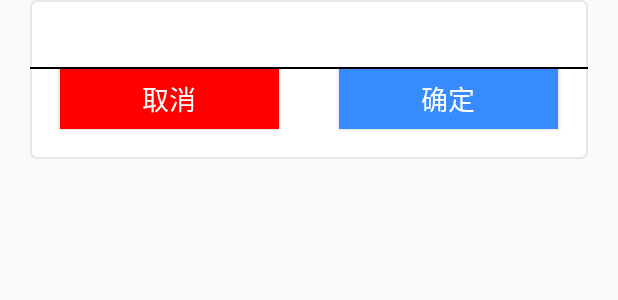
After one commit to mySinger/ywt-zwz, an Android app: the layout dialog_base.xml on its own in the app's theme, with its tools: preview values and no code run, on a phone screen of 412 x 824 dp. The commit adds this screen. Shown: the top 300 px of the screen. Run offline under Robolectric (Android 15) with nearby library versions, the phone set to English and light mode, and no system bars.

Commit message:
优化电子商城模块

```diff
--- a/Ywt-gkzx/app/src/main/java/com/gkzxhn/ywt_gkzx/activity/BuyCarActivity.java
+++ b/Ywt-gkzx/app/src/main/java/com/gkzxhn/ywt_gkzx/activity/BuyCarActivity.java
@@ -49,6 +49,7 @@ public class BuyCarActivity extends Activity implements View.OnClickListener {
         Drawable drawableClear = getResources().getDrawable(clearbuycar);
         drawableClear.setBounds(0, 0, 50, 50);
         tvClear.setCompoundDrawables(drawableClear, null, null, null);
+
         //拿到购物车详情页的结算按钮对象
         settlementBtn = (Button) findViewById(R.id.settlementBtn);
         settlementBtn.setOnClickListener(this);
@@ -83,7 +84,7 @@ public class BuyCarActivity extends Activity implements View.OnClickListener {
                 String tMoney = (String) money.getText();
 
                 //在这里做判断，如果商品合计为零，则不会跳转到结算页面。
-                if (tMoney.equals("0.00")) {
+                if (tMoney.equals("0.00")||tMoney.equals("0.0")) {
                     AlertDialog.Builder builder = new AlertDialog.Builder(BuyCarActivity.this);
                     builder.setTitle("温馨提示！")
                             .setMessage("购物车为空，请前往网上商城选购您所需的商品。")
--- a/Ywt-gkzx/app/src/main/java/com/gkzxhn/ywt_gkzx/main/MainActivity.java
+++ b/Ywt-gkzx/app/src/main/java/com/gkzxhn/ywt_gkzx/main/MainActivity.java
@@ -198,7 +198,7 @@ public class MainActivity extends Activity implements View.OnClickListener, Comp
             case R.id.buycar:
                 //购物车为空则弹出相应提示。
                 if (buyCar_num.getText().equals("0")) {
-                    Toast.makeText(MainActivity.this,"购物车为空！",Toast.LENGTH_SHORT).show();
+                    Toast.makeText(MainActivity.this, "购物车为空！", Toast.LENGTH_SHORT).show();
                 } else {
                     //跳转至购物车内容详情页面
                     Intent intent_buyCar = new Intent(MainActivity.this, BuyCarActivity.class);
@@ -225,6 +225,7 @@ public class MainActivity extends Activity implements View.OnClickListener, Comp
         switch (resultCode) {
             case 1:
                 buyCar_num.setText("0");
+                buyCar_num.setVisibility(View.GONE);
                 buyCar_money.setText("0.00");
 
                 databaseHelper = new DatabaseHelper(this);
@@ -240,6 +241,9 @@ public class MainActivity extends Activity implements View.OnClickListener, Comp
                 String number = dataBuyCar.getString("number");
 
                 buyCar_num.setText(number);
+                if (number.equals("0")) {
+                    buyCar_num.setVisibility(View.GONE);
+                }
                 buyCar_money.setText(money);
                 //从购物车详情页重新返回电子商城界面后，重新加载商品信息，与购物车详情页同步更新
                 databaseHelper = new DatabaseHelper(this);
--- /dev/null
+++ b/Ywt-gkzx/app/src/main/res/drawable/bg_base_dialog.xml
@@ -0,0 +1,9 @@
+<?xml version="1.0" encoding="utf-8"?>
+<shape xmlns:android="http://schemas.android.com/apk/res/android"
+    android:shape="rectangle">
+    <corners android:radius="4dp" />
+    <solid android:color="@android:color/white" />
+    <stroke
+        android:width="1dp"
+        android:color="#e5e7ea" />
+</shape>
--- /dev/null
+++ b/Ywt-gkzx/app/src/main/res/drawable/bg_dialog_btn_negative.xml
@@ -0,0 +1,5 @@
+<?xml version="1.0" encoding="UTF-8"?>
+<selector xmlns:android="http://schemas.android.com/apk/res/android">
+    <item android:drawable="@color/btn_dialog_negative_normal" android:state_pressed="false"></item>
+    <item android:drawable="@color/btn_dialog_negative_pressed" android:state_pressed="true"></item>
+</selector>
--- /dev/null
+++ b/Ywt-gkzx/app/src/main/res/drawable/bg_dialog_btn_positive.xml
@@ -0,0 +1,5 @@
+<?xml version="1.0" encoding="UTF-8"?>
+<selector xmlns:android="http://schemas.android.com/apk/res/android">
+    <item android:drawable="@color/btn_dialog_positive_normal" android:state_pressed="false"></item>
+    <item android:drawable="@color/btn_dialog_positive_pressed" android:state_pressed="true"></item>
+</selector>
--- /dev/null
+++ b/Ywt-gkzx/app/src/main/res/layout/dialog_base.xml
@@ -0,0 +1,93 @@
+<?xml version="1.0" encoding="utf-8"?>
+<LinearLayout xmlns:android="http://schemas.android.com/apk/res/android"
+    android:layout_width="match_parent"
+    android:layout_height="wrap_content"
+    android:layout_marginLeft="20dp"
+    android:layout_marginRight="20dp"
+    android:background="@drawable/bg_base_dialog"
+    android:orientation="vertical">
+
+    <TextView
+        android:id="@+id/tv_title"
+        android:layout_width="match_parent"
+        android:layout_height="wrap_content"
+        android:layout_marginBottom="10dp"
+        android:layout_marginTop="10dp"
+        android:gravity="center"
+        android:textColor="@android:color/black"
+        android:textSize="18sp" />
+
+    <View
+        android:layout_width="match_parent"
+        android:layout_height="1dp"
+        android:background="@android:color/black" />
+
+    <LinearLayout
+        android:layout_width="match_parent"
+        android:layout_height="wrap_content"
+        android:layout_marginLeft="20dp"
+        android:layout_marginRight="20dp"
+        android:orientation="horizontal">
+
+        <ProgressBar
+            android:id="@+id/pb_loading"
+            android:layout_width="wrap_content"
+            android:layout_height="match_parent"
+            android:layout_gravity="center"
+            android:layout_marginBottom="20dp"
+            android:layout_marginRight="20dp"
+            android:layout_marginTop="20dp"
+            android:visibility="gone" />
+
+        <TextView
+            android:id="@+id/tv_msg"
+            android:layout_width="match_parent"
+            android:layout_height="wrap_content"
+            android:layout_gravity="center"
+            android:layout_marginBottom="20dp"
+            android:layout_marginTop="20dp"
+            android:textColor="@android:color/black"
+            android:textSize="18sp"
+            android:visibility="gone" />
+    </LinearLayout>
+
+    <FrameLayout
+        android:id="@+id/fl_dialog_content"
+        android:layout_width="match_parent"
+        android:layout_height="wrap_content"></FrameLayout>
+
+    <LinearLayout
+        android:layout_width="match_parent"
+        android:layout_height="wrap_content"
+        android:orientation="horizontal">
+
+        <Button
+            android:id="@+id/btn_negative"
+            android:layout_width="0dp"
+            android:layout_height="40dp"
+            android:layout_marginBottom="20dp"
+            android:layout_marginLeft="20dp"
+            android:layout_marginRight="20dp"
+            android:layout_weight="1"
+            android:background="@drawable/bg_dialog_btn_negative"
+            android:gravity="center"
+            android:text="取消"
+            android:textColor="@android:color/white"
+            android:textSize="18sp" />
+
+        <Button
+            android:id="@+id/btn_positive"
+            android:layout_width="0dp"
+            android:layout_height="40dp"
+            android:layout_marginBottom="20dp"
+            android:layout_marginLeft="20dp"
+            android:layout_marginRight="20dp"
+            android:layout_weight="1"
+            android:background="@drawable/bg_dialog_btn_positive"
+            android:gravity="center"
+            android:text="确定"
+            android:textColor="@android:color/white"
+            android:textSize="18sp" />
+    </LinearLayout>
+
+</LinearLayout>
--- a/Ywt-gkzx/app/src/main/res/layout/layout_main.xml
+++ b/Ywt-gkzx/app/src/main/res/layout/layout_main.xml
@@ -67,6 +67,7 @@
                     android:src="@drawable/buycar" />
 
                 <TextView
+                    android:visibility="gone"
                     android:gravity="center"
                     android:id="@+id/buyCar_num"
                     android:textColor="#ffffff"
--- a/Ywt-gkzx/app/src/main/res/values/colors.xml
+++ b/Ywt-gkzx/app/src/main/res/values/colors.xml
@@ -109,4 +109,8 @@
     <color name="material_deep_teal_20">#6495ed</color><!-- #ff80cbc4 -->
     <color name="material_deep_teal_50">#6495ed</color><!-- #ff009688 -->
     <color name="orange_color">#ffe240</color>
+    <color name="btn_dialog_negative_normal">#ff0000</color>
+    <color name="btn_dialog_negative_pressed">#bf0000</color>
+    <color name="btn_dialog_positive_normal">#368bff</color>
+    <color name="btn_dialog_positive_pressed">#0067f3</color>
 </resources>
```
Also changed, not shown: Ywt-gkzx/app/src/main/java/com/gkzxhn/ywt_gkzx/fragment/BuyCarFragment.java (+6 -3 lines), Ywt-gkzx/app/src/main/java/com/gkzxhn/ywt_gkzx/utils/BaseDialog.java (added, +271 -0 lines), Ywt-gkzx/app/src/main/java/com/gkzxhn/ywt_gkzx/utils/BuyCarAdapter.java (+22 -1 lines), Ywt-gkzx/app/src/main/java/com/gkzxhn/ywt_gkzx/utils/MyAdapter.java (+14 -5 lines), Ywt-gkzx/app/src/main/res/values/styles.xml (+11 -0 lines).
